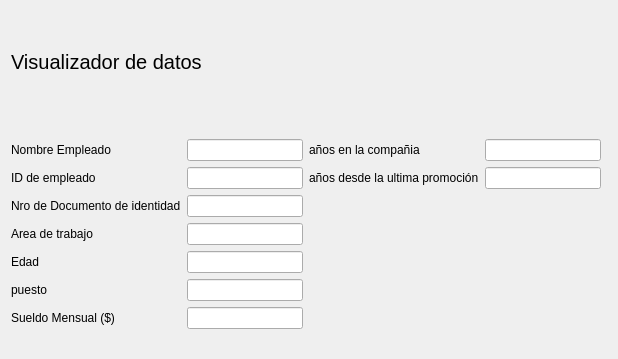
This is GUI/.ui/ver_datos.ui in Equipo-Alfalfa/HR-Helper as Qt 5 draws it before an edit. The edited form follows.
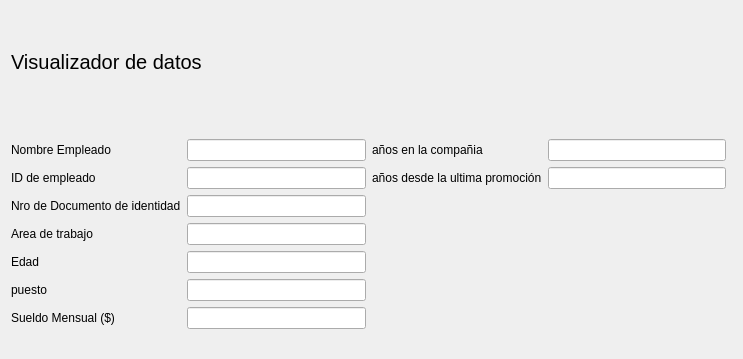
This is the edited form.

The edit to the form file:
```diff
--- a/GUI/.ui/ver_datos.ui
+++ b/GUI/.ui/ver_datos.ui
@@ -6,7 +6,7 @@
    <rect>
     <x>0</x>
     <y>0</y>
-    <width>618</width>
+    <width>743</width>
     <height>359</height>
    </rect>
   </property>
```
